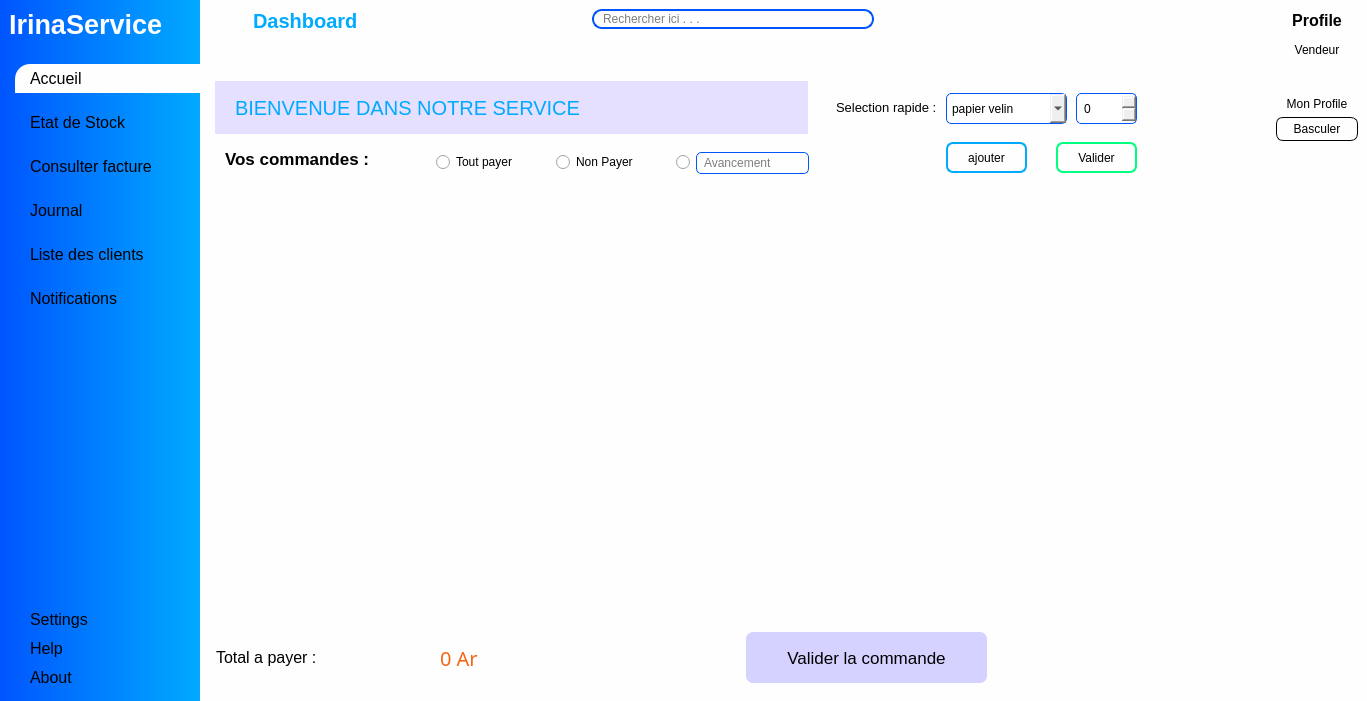
Before: the Qt Designer form views/main_window.ui in ninohantonio/Store-Management, drawn with Qt 5.
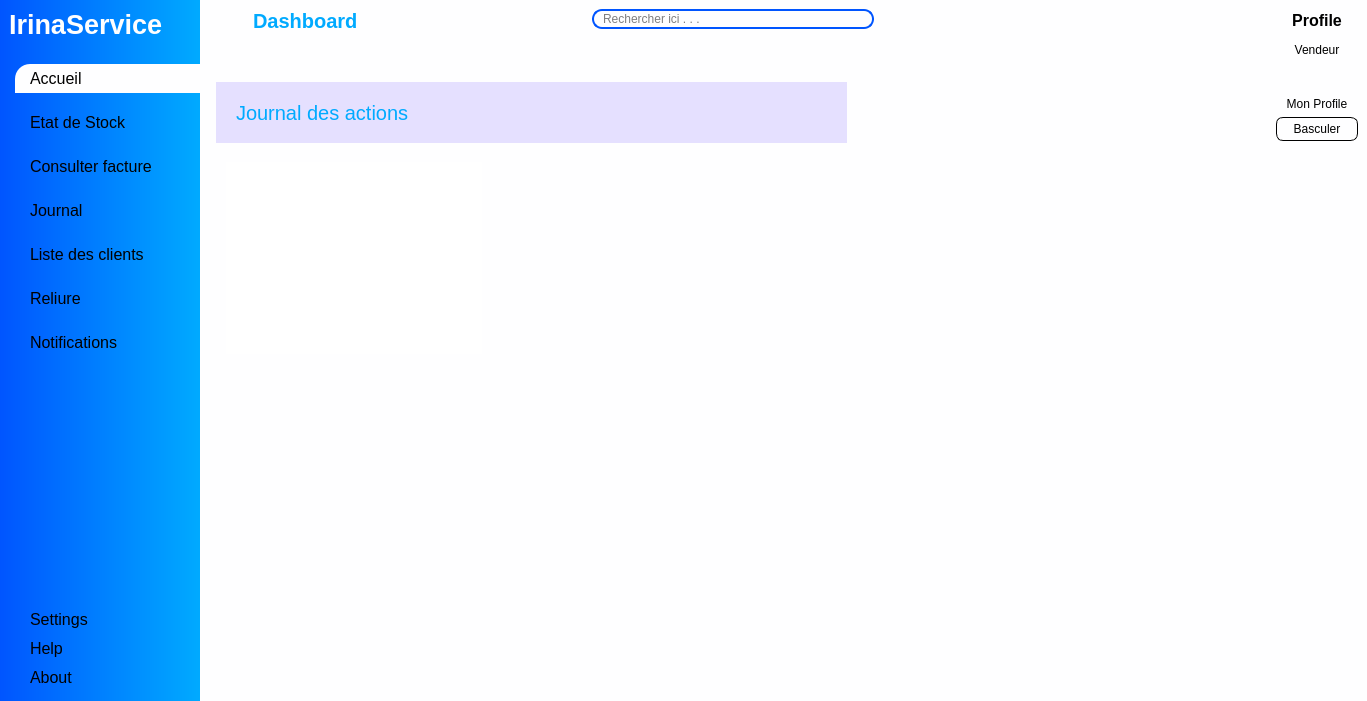
After: the same form once the commit is applied. Icons and pictures are not drawn. Custom widgets are drawn as their Qt base class.

Commit message: add reliure screen

The edit to the form file:
```diff
--- a/views/main_window.ui
+++ b/views/main_window.ui
@@ -85,7 +85,7 @@
 }
 
 
-#welcomeLabel, #stock_labele, #facture_title, #notif_label, #journal_label{
+#welcomeLabel, #stock_labele, #facture_title, #notif_label, #journal_label, #reliure_label{
 	text-align: center;
 	color:  rgb(0, 170, 255);
 	background-color: #e5e0ff;
@@ -417,6 +417,28 @@
                   </property>
                  </widget>
                 </item>
+                <item>
+                 <widget class="QPushButton" name="reliureBtn">
+                  <property name="font">
+                   <font>
+                    <pointsize>12</pointsize>
+                   </font>
+                  </property>
+                  <property name="text">
+                   <string>Reliure</string>
+                  </property>
+                  <property name="icon">
+                   <iconset resource="resources.qrc">
+                    <normaloff>:/icons/icons/book.png</normaloff>:/icons/icons/book.png</iconset>
+                  </property>
+                  <property name="iconSize">
+                   <size>
+                    <width>24</width>
+                    <height>24</height>
+                   </size>
+                  </property>
+                 </widget>
+                </item>
                 <item>
                  <widget class="QPushButton" name="notificationBtn">
                   <property name="font">
@@ -765,7 +787,7 @@
        <item>
         <widget class="QCustomQStackedWidget" name="mainNavigationScreen">
          <property name="currentIndex">
-          <number>0</number>
+          <number>6</number>
          </property>
          <widget class="QWidget" name="homePage">
           <widget class="QFrame" name="frame">
@@ -1487,6 +1509,36 @@
            </widget>
           </widget>
          </widget>
+         <widget class="QWidget" name="reliurePage">
+          <widget class="QLabel" name="reliure_label">
+           <property name="geometry">
+            <rect>
+             <x>10</x>
+             <y>30</y>
+             <width>631</width>
+             <height>61</height>
+            </rect>
+           </property>
+           <property name="font">
+            <font>
+             <pointsize>15</pointsize>
+            </font>
+           </property>
+           <property name="text">
+            <string>Journal des actions</string>
+           </property>
+          </widget>
+          <widget class="QTableWidget" name="reliure_table">
+           <property name="geometry">
+            <rect>
+             <x>20</x>
+             <y>110</y>
+             <width>256</width>
+             <height>192</height>
+            </rect>
+           </property>
+          </widget>
+         </widget>
         </widget>
        </item>
       </layout>
```
The commit also changes 7 other files.
